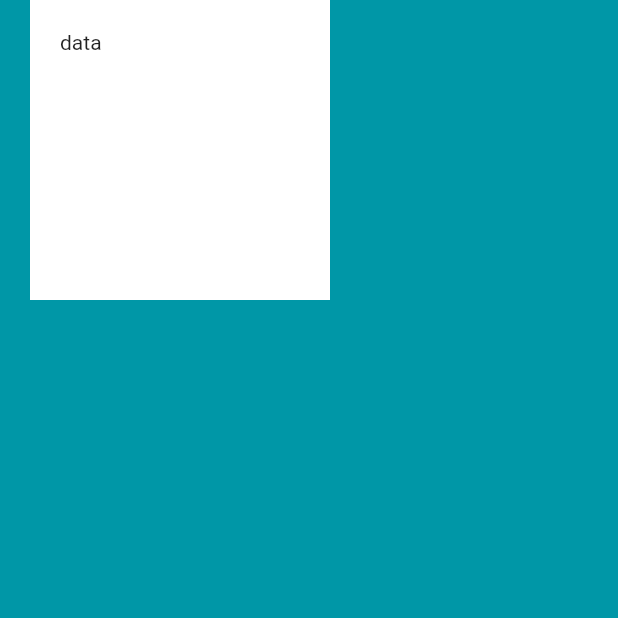
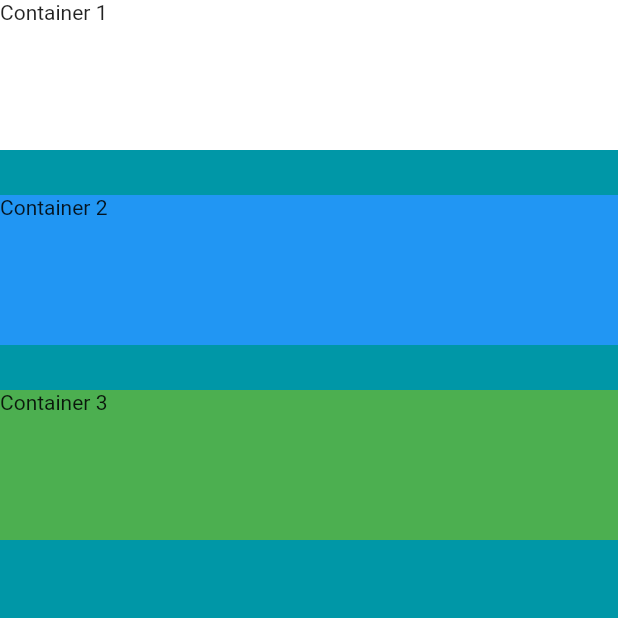
Before and after one commit to AhmedAskere/betacaty_app, a Flutter app: the screen it shows after launch, on a phone screen of 412 x 824 dp, the top half of it. Run offline on Flutter 3.47's test engine with Material 2 defaults, Android fonts, the phone set to English and light mode, and no system bars.

Commit message:
Sum of prperty

```diff
--- a/lib/main.dart
+++ b/lib/main.dart
@@ -17,13 +17,37 @@ class MyApp extends StatelessWidget {
       home: Scaffold(
         backgroundColor: Colors.cyan[700],
         body: SafeArea(
-          child: Container(
-            child: Text('data'),
-            color: Colors.white,
-            height: 200.0,
-            width: 200.0,
-            margin: EdgeInsets.only(left: 20.0),
-            padding: EdgeInsets.all(20.0),
+          child: Column(
+            // mainAxisSize: MainAxisSize.min,
+            //verticalDirection: VerticalDirection.down,
+            // mainAxisAlignment: MainAxisAlignment.spaceEvenly,
+            crossAxisAlignment: CrossAxisAlignment.stretch,
+            children: [
+              Container(
+                child: Text('Container 1'),
+                color: Colors.white,
+                height: 100.0,
+              ),
+              SizedBox(
+                height: 30.0,
+              ),
+              Container(
+                child: Text('Container 2'),
+                color: Colors.blue,
+                height: 100.0,
+              ),
+              SizedBox(
+                height: 30.0,
+              ),
+              Container(
+                child: Text('Container 3'),
+                color: Colors.green,
+                height: 100.0,
+              ),
+              Container(
+                width: double.infinity,
+              ),
+            ],
           ),
         ),
       ),
```
